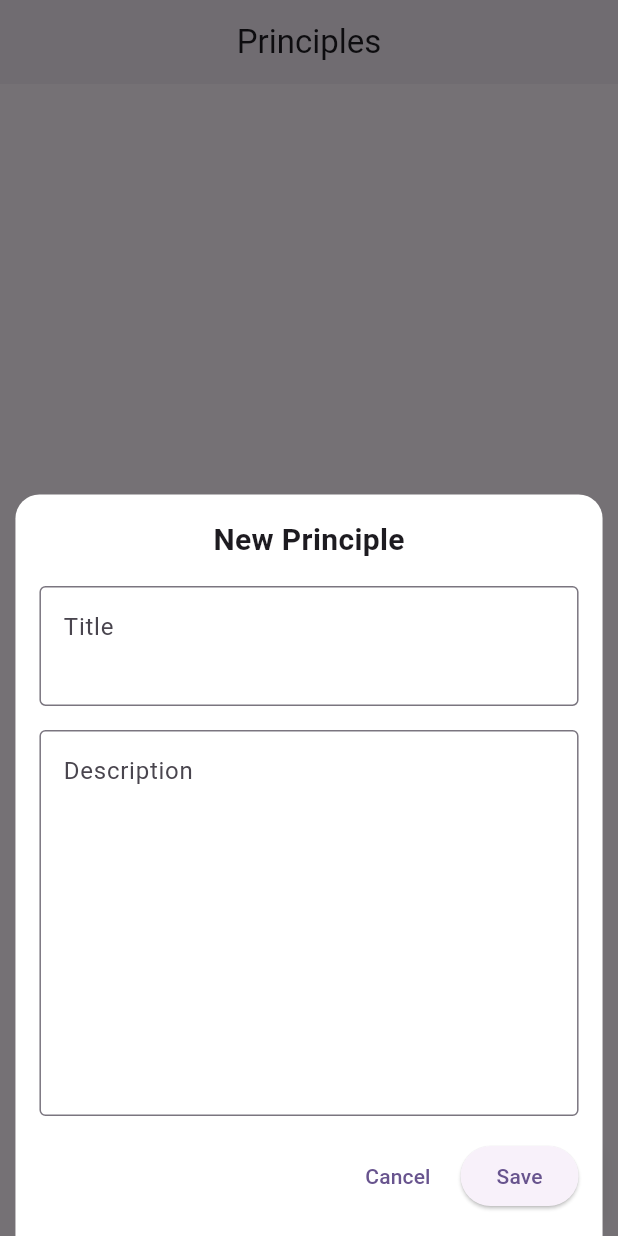
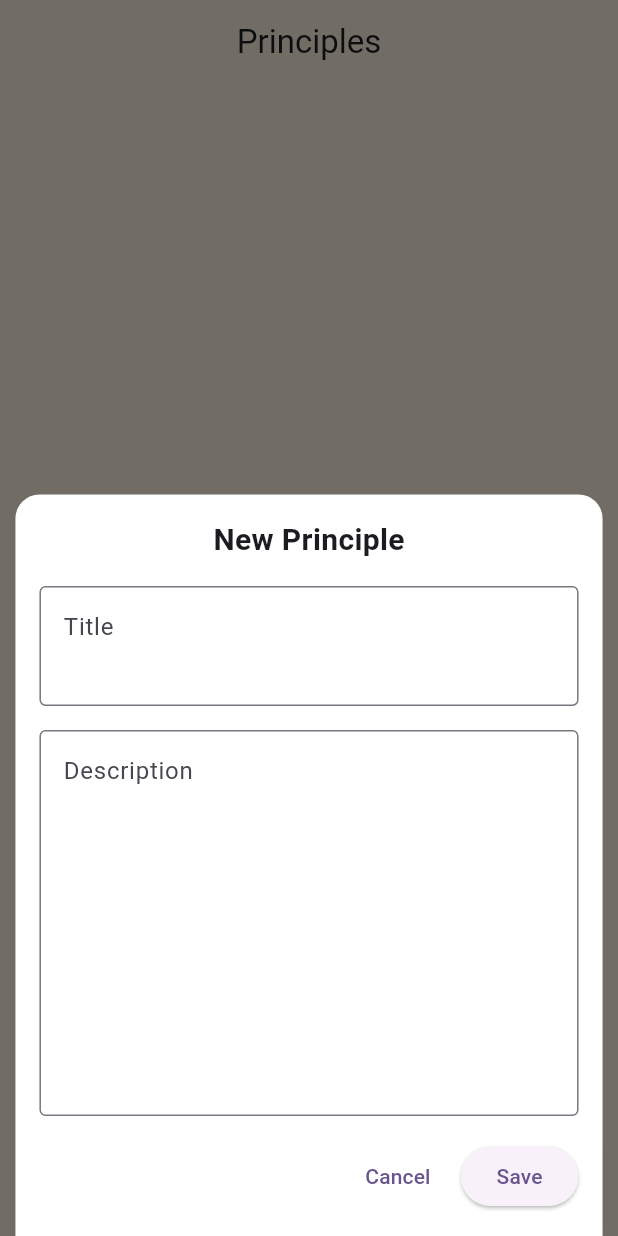
Before and after one commit to johnywakim02/strive-flow, a Flutter app: the CreatePrincipleSubpage screen opened by its route, after a tap on "Add Principle", on a phone screen of 412 x 824 dp. Run offline on Flutter 3.47's test engine with Material 3 defaults, Android fonts, the phone set to English and light mode, and no system bars; our stand-ins replace flutter_markdown_plus, freezed_annotation, go_router, hive_ce, hive_ce_flutter; accounts and stored records are empty; statements that could not run were skipped.

Commit message:
added some colors and style to the principles section

```diff
--- a/lib/ui/create/subpages/create_principle_subpage.dart
+++ b/lib/ui/create/subpages/create_principle_subpage.dart
@@ -45,16 +45,15 @@ class _CreatePrincipleSubpageState extends State<CreatePrincipleSubpage> {
     final principles = _principleBox.values.toList();
 
     return Scaffold(
+      backgroundColor: Color(0xFFF7EEDC),
       appBar: AppBar(
+        backgroundColor: const Color(0xFFF7EEDC),
         title: const Text("Principles"),
         centerTitle: true,
-        elevation: 2,
       ),
-      body: Padding(
-        padding: const EdgeInsets.all(8.0),
-        child: MyPrinciplesSection(
-          principles: principles,
-          onDelete: _deletePrinciple,),
+      body: MyPrinciplesSection(
+        principles: principles,
+        onDelete: _deletePrinciple,
       ),
       floatingActionButton: CreatePrincipleSection(
         titleController: _titleController,
--- a/lib/ui/create/widgets/my_principles_section.dart
+++ b/lib/ui/create/widgets/my_principles_section.dart
@@ -10,7 +10,8 @@ class MyPrinciplesSection extends StatelessWidget {
 
   @override
   Widget build(BuildContext context) {
-    return ListView.builder(
+    return ListView.separated(
+      padding: const EdgeInsets.all(12.0),
       itemCount: principles.length,
       itemBuilder: (context, index) {
         return PrincipleTile(
@@ -18,6 +19,7 @@ class MyPrinciplesSection extends StatelessWidget {
           description: principles[index].description,
         );
       },
+      separatorBuilder: (context, index) => SizedBox(height: 12.0),
     );
   }
 }
```
Also changed, not shown: lib/ui/create/widgets/principle_tile/principle_tile.dart (+17 -5 lines).
